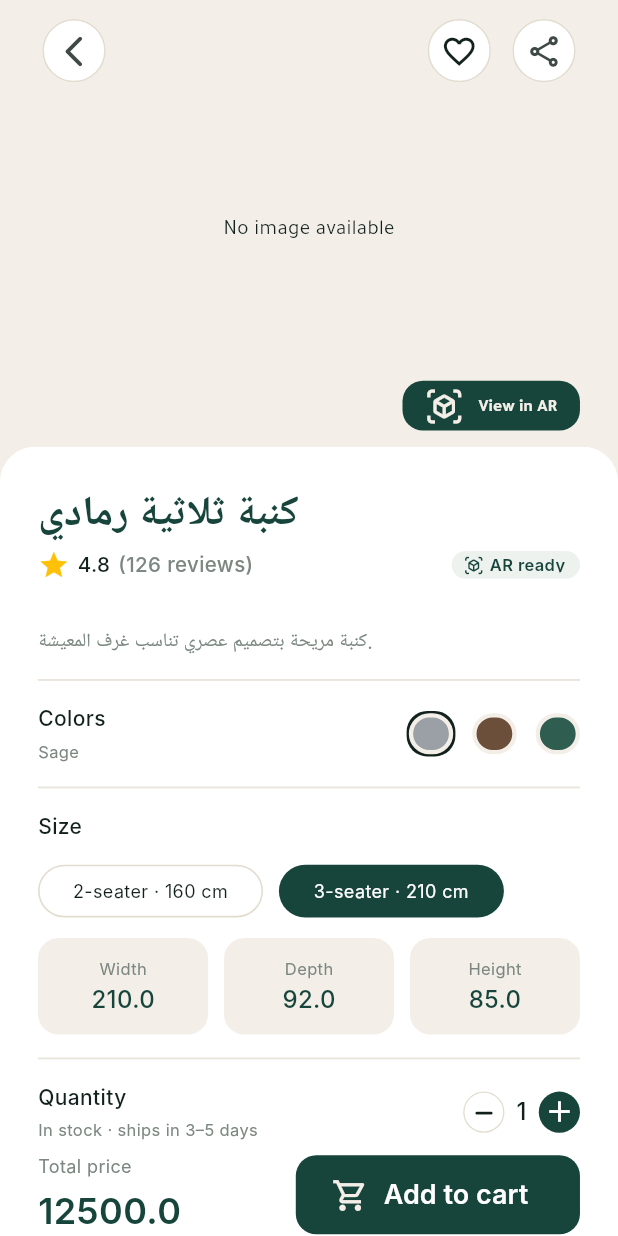
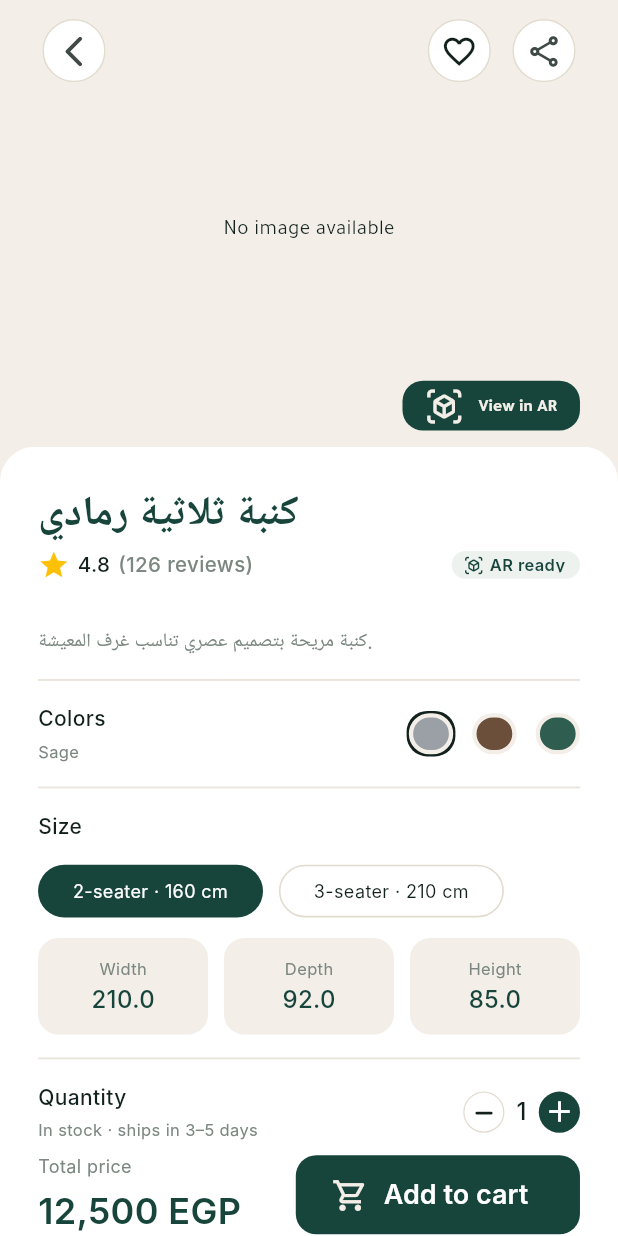
Before and after one commit to ahmedwaliid309/ARStore, a Flutter app: the ProductDetailsScreen screen opened directly with empty values, after a tap on "Back to Home", after a tap on "تفاصيل منتج", on a phone screen of 412 x 824 dp. Run offline on Flutter 3.47's test engine with Material 3 defaults, Android fonts, the phone set to English and light mode, and no system bars; our stand-ins replace cached_network_image, flutter_screenutil, go_router, lottie, shared_preferences, smooth_page_indicator; accounts and stored records are empty; Roboto replaces fonts that are missing (Inter).

Commit message:
Update product details screen

```diff
--- a/lib/features/product_details/product_details_screen.dart
+++ b/lib/features/product_details/product_details_screen.dart
@@ -15,12 +15,13 @@
 //  pubspec.yaml (وليد بس). الألوان من AppColors، والأحجام بـ .w .h .r .sp،
 //  والتنقل من AppRoutes. الطلبات في initState (مش build).
 // ══════════════════════════════════════════════════════════
+import 'package:decora/core/utils/formatters.dart';
 import 'package:flutter/material.dart';
 import 'package:flutter_screenutil/flutter_screenutil.dart';
 import 'package:decora/core/theme/app_colors.dart';
 import 'package:decora/data/product_repository.dart';
 import 'package:decora/core/widgets/state_views.dart';
-
+import 'package:intl/message_format.dart';
 import 'package:go_router/go_router.dart';
 import 'package:decora/core/router/app_router.dart';
 import 'package:decora/core/widgets/placeholder_screen.dart';
@@ -46,6 +47,8 @@ class _ProductDetailsScreenState extends State<ProductDetailsScreen> {
   bool isFavorite = false;
   int counter = 1;
   int selectedColorIndex = 0;
+  bool selected_size = false;
+  String selectedSize = '2-seater';
 
   Future<void> _loadProduct()async{
     loadingState = true;
@@ -400,64 +403,6 @@ class _ProductDetailsScreenState extends State<ProductDetailsScreen> {
                                           );
                                         }
                                     ),
-
-                                      // Container(
-                                      //   width: 28.w,
-                                      //   height: 28.h,
-                                      //   clipBehavior: Clip.antiAlias,
-                                      //   decoration: BoxDecoration(
-                                      //     color: Color(
-                                      //       int.parse(_product!.colors[0].replaceFirst('#', '0xFF')),
-                                      //     ),
-                                      //     borderRadius: BorderRadius.circular(14.r),
-                                      //     border: Border.all(color: AppColors.background, width: 2.71.w),
-                                      //     boxShadow: [
-                                      //       BoxShadow(
-                                      //         color: AppColors.textPrimary,
-                                      //         spreadRadius: 1.5.r,
-                                      //         blurRadius: 0,
-                                      //         offset: Offset(0, 0),
-                                      //       ),
-                                      //     ],
-                                      //   ),
-                                      // ),
-                                      // Container(
-                                      //   width: 28.w,
-                                      //   height: 28.h,
-                                      //   clipBehavior: Clip.antiAlias,
-                                      //   decoration: BoxDecoration(
-                                      //     color: Color(
-                                      //       int.parse(_product!.colors[1].replaceFirst('#', '0xFF')),
-                                      //     ),
-                                      //     borderRadius: BorderRadius.circular(14.r),
-                                      //     border: Border.all(color: AppColors.background, width: 2.71.w),
-                                      //   ),
-                                      // ),
-                                      // Container(
-                                      //   width: 28.w,
-                                      //   height: 28.h,
-                                      //   clipBehavior: Clip.antiAlias,
-                                      //   decoration: BoxDecoration(
-                                      //     color: Color(
-                                      //       int.parse(_product!.colors[2].replaceFirst('#', '0xFF')),
-                                      //     ),
-                                      //     borderRadius: BorderRadius.circular(14.r),
-                                      //     border: Border.all(color: AppColors.background, width: 2.71.w),
-                                      //   ),
-                                      // ),
-                                      // Container(
-                                      //   width: 28.w,
-                                      //   height: 28.h,
-                                      //   clipBehavior: Clip.antiAlias,
-                                      //   decoration: BoxDecoration(
-                                      //     color: Color(
-                                      //       int.parse(_product!.colors[0].replaceFirst('#', '0xFF')),
-                                      //     ),
-                                      //     borderRadius: BorderRadius.circular(14.r),
-                                      //     border: Border.all(color: AppColors.background, width: 2.71.w),
-                                      //   ),
-                                      // ),
-
                                   ),
                                 ],
                               ),
@@ -495,21 +440,31 @@ class _ProductDetailsScreenState extends State<ProductDetailsScreen> {
                                     mainAxisAlignment: MainAxisAlignment.start,
                                     spacing: 10.w,
                                     children: [
-                                      Container(
+                                      GestureDetector(
+                                        child: Container(
                                             width: 142.w,
                                             height: 36.h,
                                             padding: EdgeInsets.symmetric(horizontal: 4.w, vertical: 2.h),
                                             decoration: BoxDecoration(
-                                            color: AppColors.surface,
+                                              color: selectedSize == '2-seater'
+                                                  ? AppColors.primary
+                                                  : AppColors.surface,
                                               borderRadius: BorderRadius.circular(20.r),
-                                            border: Border.all(color: AppColors.border, width: 1.w),
+                                              border: selectedSize == '2-seater'
+                                                  ? Border.fromBorderSide(BorderSide.none)
+                                                  : Border.all(
+                                                color: AppColors.border,
+                                                width: 1.w,
+                                              ),
                                             ),
                                             child: Center(
                                               child: Text(
                                                 '2-seater · 160 cm',
                                                 textAlign: TextAlign.center,
                                                 style: TextStyle(
-                                                color: AppColors.textPrimary,
+                                                  color: selectedSize == '2-seater'
+                                                      ? AppColors.surface
+                                                      : AppColors.textPrimary,
                                                   fontSize: 12,
                                                   fontFamily: 'Inter',
                                                   fontWeight: FontWeight.w400,
@@ -517,20 +472,38 @@ class _ProductDetailsScreenState extends State<ProductDetailsScreen> {
                                               ),
                                             )
                                         ),
-                                      Container(
+                                        onTap: (){
+                                          setState(() {
+                                            selectedSize = '2-seater';
+                                          });
+                                        },
+                                      ),
+
+                                      GestureDetector(
+                                        child: Container(
                                             width: 142.w,
                                             height: 36.h,
                                             padding: EdgeInsets.symmetric(horizontal: 4.w, vertical: 2.h),
                                             decoration: BoxDecoration(
-                                            color: AppColors.primary,
+                                              color: selectedSize == '3-seater'
+                                                  ? AppColors.primary
+                                                  : AppColors.surface,
                                               borderRadius: BorderRadius.circular(20.r),
+                                              border: selectedSize == '3-seater'
+                                                  ? Border.fromBorderSide(BorderSide.none)
+                                                  : Border.all(
+                                                color: AppColors.border,
+                                                width: 1.w,
+                                              ),
                                             ),
                                             child: Center(
                                               child: Text(
                                                 '3-seater · 210 cm',
                                                 textAlign: TextAlign.center,
                                                 style: TextStyle(
-                                                color: AppColors.surface,
+                                                  color: selectedSize == '3-seater'
+                                                      ? AppColors.surface
+                                                      : AppColors.textPrimary,
                                                   fontSize: 12,
                                                   fontFamily: 'Inter',
                                                   fontWeight: FontWeight.w400,
@@ -538,6 +511,13 @@ class _ProductDetailsScreenState extends State<ProductDetailsScreen> {
                                               ),
                                             )
                                         ),
+                                        onTap: (){
+                                          setState(() {
+                                            selectedSize = '3-seater';
+                                          });
+                                        },
+                                      ),
+
                                     ],
                                   ),
                                   SizedBox(height: 14.h,),
@@ -798,7 +778,7 @@ class _ProductDetailsScreenState extends State<ProductDetailsScreen> {
                                         ),
                                       ),
                                       Text(
-                                        '${_product!.price * counter}',
+                                        Formatters.price(_product!.price * counter),
                                         style: TextStyle(
                                           color: AppColors.primary,
                                           fontSize: 24,
```
Lines whose indentation alone changed are shown as unchanged.
